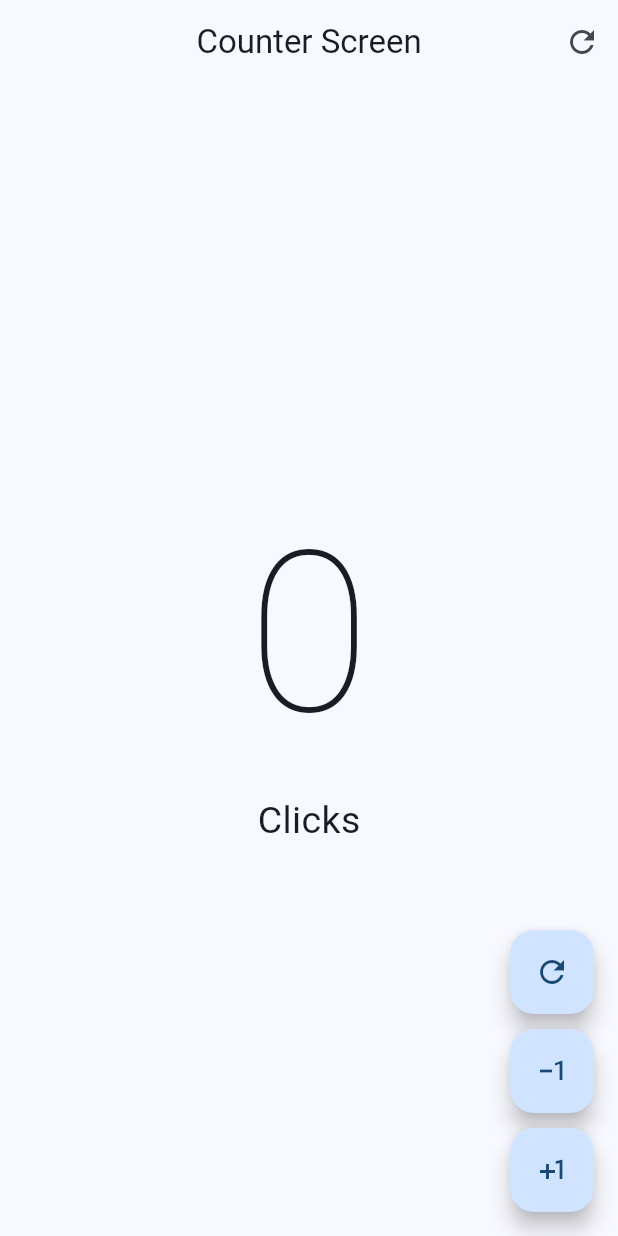
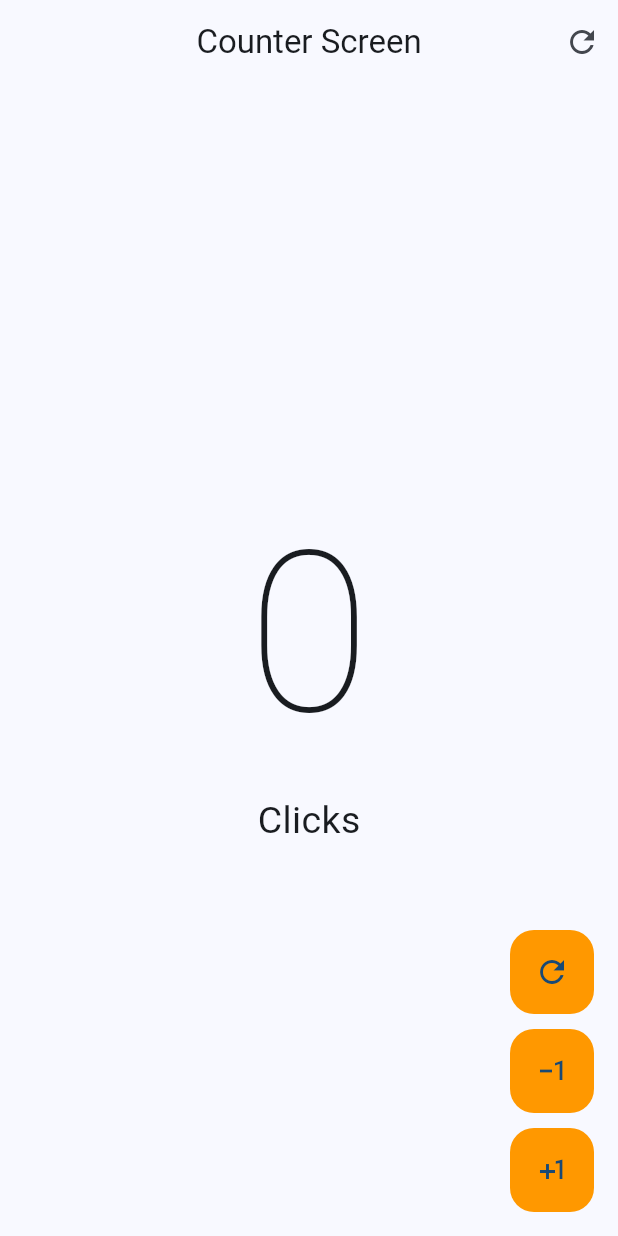
Before and after one commit to bastndev/Class_Flutter, a Flutter app: the screen it shows after launch, on a phone screen of 412 x 824 dp. Run offline on Flutter 3.47's test engine with Material 3 defaults, Android fonts, the phone set to English and light mode, and no system bars.

Commit message:
[add] new commends to project

```diff
--- a/class_1/lib/presentation/screens/counter/counter_screen.dart
+++ b/class_1/lib/presentation/screens/counter/counter_screen.dart
@@ -88,7 +88,11 @@ class CustomButton extends StatelessWidget {
 
   @override
   Widget build(BuildContext context) {
+
     return FloatingActionButton(
+      enableFeedback: true , // hace que vibre el boton o de un sonido si no tiene vibracions
+      elevation: 0, // sobra "shadow" del boton
+      backgroundColor: Colors.orange,
       onPressed: onPressed,
       child: Icon(icon),
     );
```
